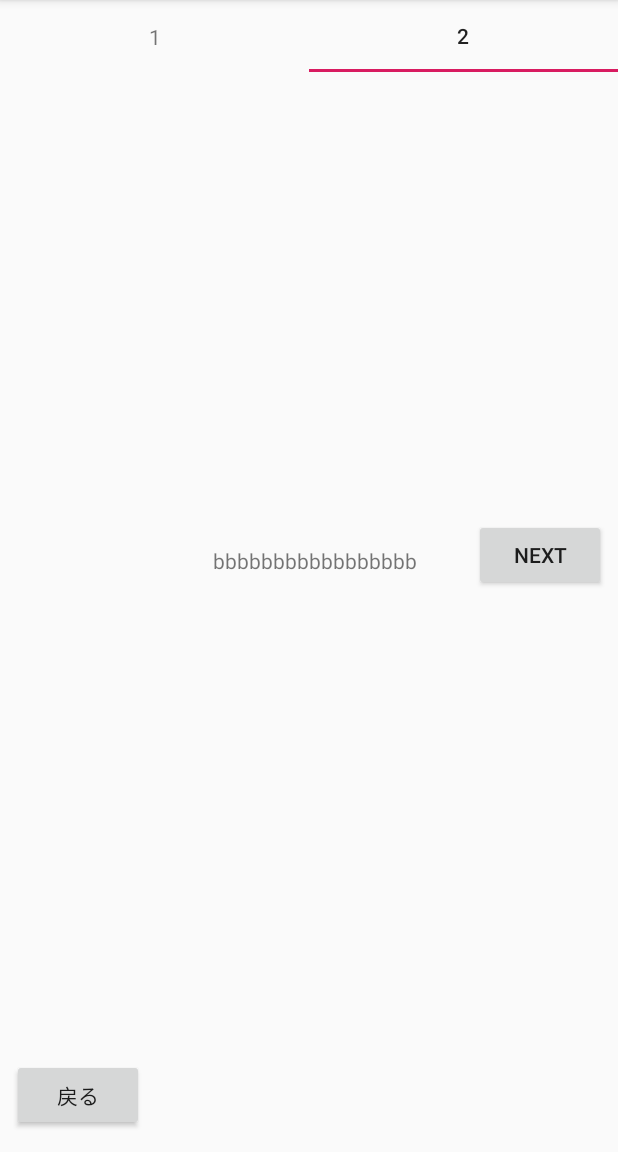
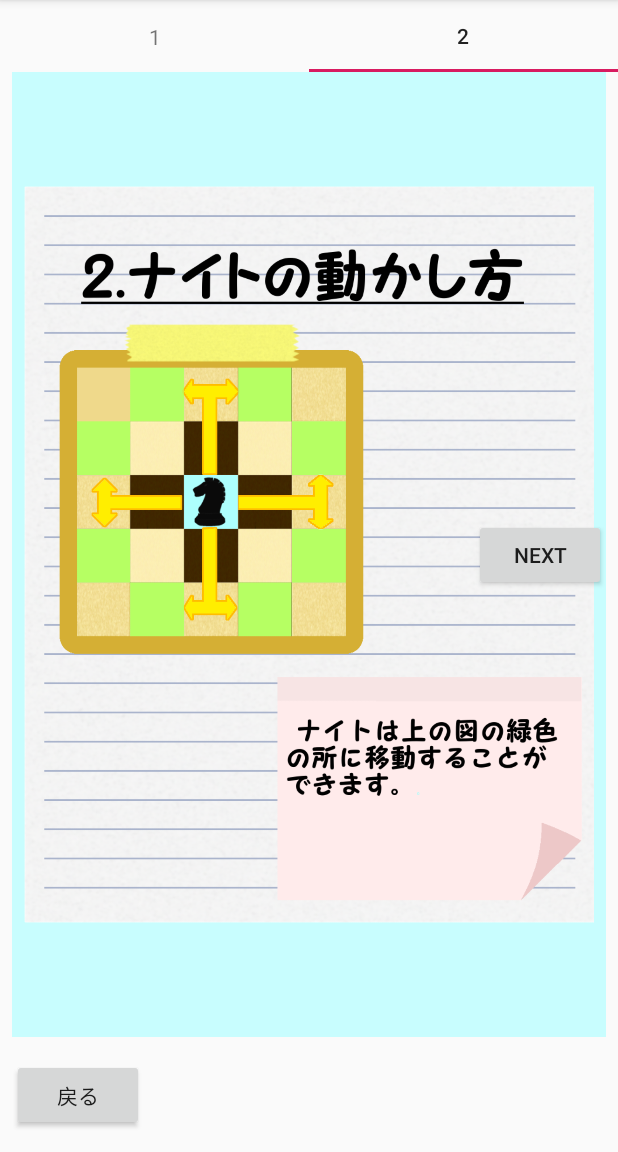
Before and after one commit to pikohan-suzuki/Knight_Tour, an Android app: the InfoFragment1 screen opened directly, with no data from a screen before it, tab 2 chosen, on a phone screen of 412 x 824 dp, the part 84-1236 px from its top. Run offline under Robolectric (Android 15) with nearby library versions, the phone set to English and light mode, and no system bars; Roboto replaces fonts that are not available here.

Commit message:
操作説明用のレイアウトを追加

```diff
--- a/KnightTour/app/src/main/res/layout/fragment_info2.xml
+++ b/KnightTour/app/src/main/res/layout/fragment_info2.xml
@@ -1,8 +1,9 @@
 <?xml version="1.0" encoding="utf-8"?>
 <android.support.constraint.ConstraintLayout
         xmlns:android="http://schemas.android.com/apk/res/android"
-        xmlns:app="http://schemas.android.com/apk/res-auto" android:layout_width="match_parent"
-        android:layout_height="match_parent">
+        xmlns:app="http://schemas.android.com/apk/res-auto" xmlns:tools="http://schemas.android.com/tools"
+        android:layout_width="match_parent"
+        android:layout_height="match_parent" android:background="#C8FDFE">
 
     <TextView
             android:id="@+id/info2_textView"
@@ -10,4 +11,13 @@
             app:layout_constraintEnd_toEndOf="parent" app:layout_constraintBottom_toBottomOf="parent"
             app:layout_constraintStart_toStartOf="parent" android:layout_marginStart="8dp"
             android:layout_marginTop="8dp" app:layout_constraintTop_toTopOf="parent" android:text="bbbbbbbbbbbbbbbbb"/>
+    <ImageView
+            android:layout_width="0dp"
+            android:layout_height="0dp" app:srcCompat="@drawable/how_to_play2_note"
+            android:id="@+id/imageView3"
+            app:layout_constraintStart_toStartOf="parent"
+            app:layout_constraintTop_toTopOf="parent" app:layout_constraintEnd_toEndOf="parent"
+            android:layout_marginEnd="8dp" app:layout_constraintHorizontal_bias="0.0" android:layout_marginBottom="8dp"
+            app:layout_constraintBottom_toBottomOf="parent" android:layout_marginTop="8dp"
+            android:layout_marginStart="8dp"/>
 </android.support.constraint.ConstraintLayout>
```
Also changed, not shown: KnightTour/app/src/main/res/layout/fragment_info1.xml (+11 -10 lines), KnightTour/app/src/main/res/layout/fragment_info3.xml (added, +15 -0 lines), KnightTour/app/src/main/res/layout/fragment_info4.xml (added, +15 -0 lines).
